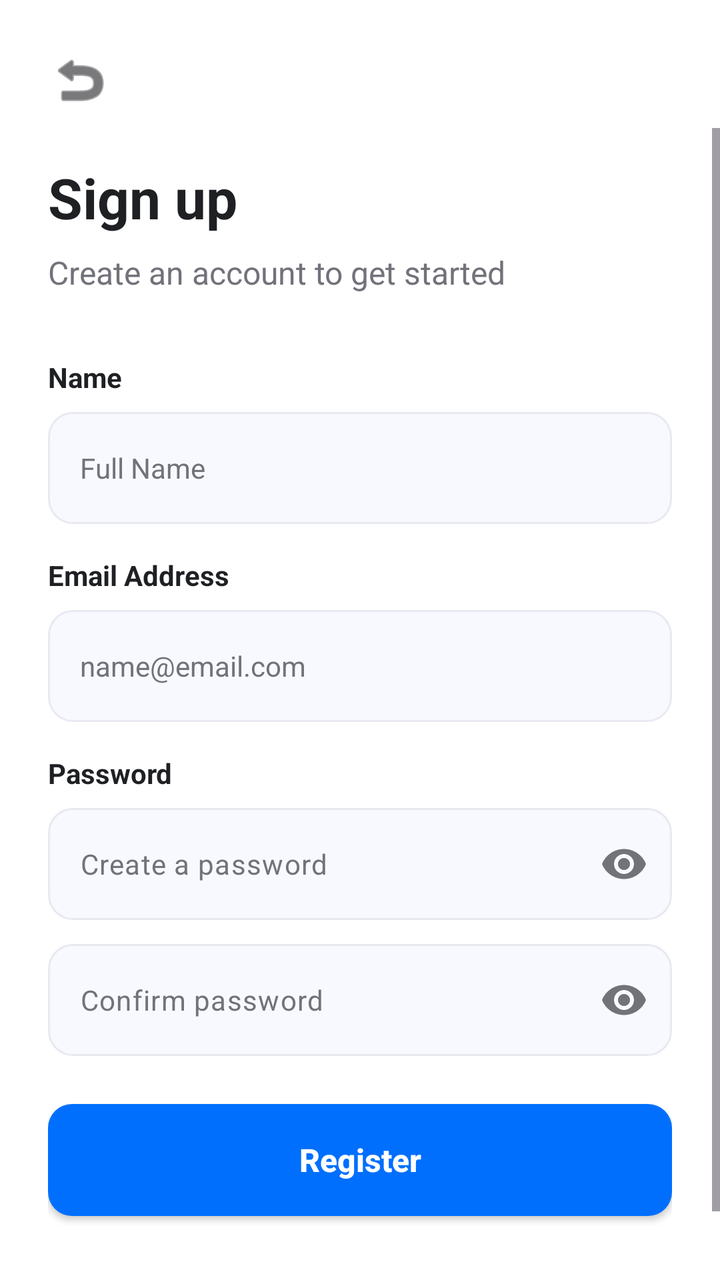
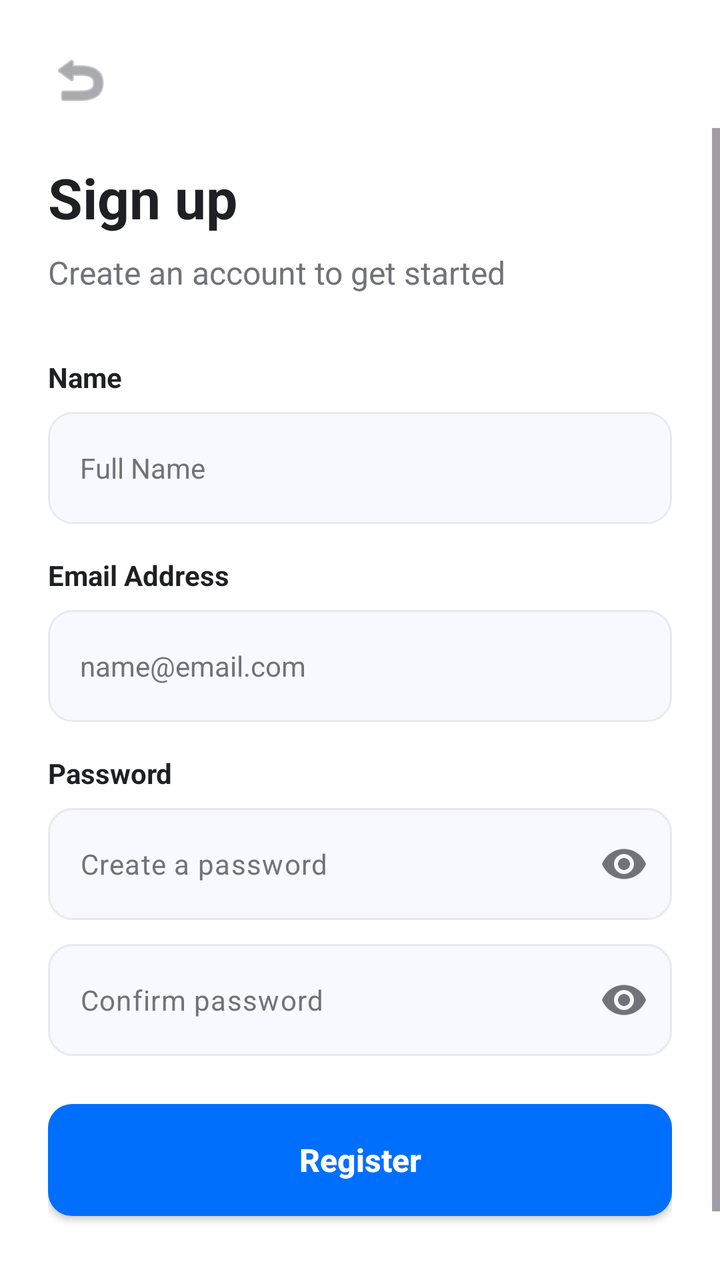

Compare the two renders of this Android layout. The source of the first and the diff that turns it into the second are given below.
<!-- AndroidManifest.xml: application theme Theme.MyApplication -->
<!-- res/layout/fragment_register.xml -->
<?xml version="1.0" encoding="utf-8"?>
<androidx.constraintlayout.widget.ConstraintLayout xmlns:android="http://schemas.android.com/apk/res/android"
    xmlns:app="http://schemas.android.com/apk/res-auto"
    android:layout_width="match_parent"
    android:layout_height="match_parent"
    xmlns:tools="http://schemas.android.com/tools"
    android:background="@color/background_page"
    android:clickable="true"
    tools:context=".RegisterFragment"
    android:focusable="true">

    <ImageButton
        android:id="@+id/btnBack"
        android:layout_width="48dp"
        android:layout_height="48dp"
        android:layout_marginStart="16dp"
        android:layout_marginTop="16dp"
        android:background="?attr/selectableItemBackgroundBorderless"
        android:contentDescription="Back"
        android:src="@android:drawable/ic_menu_revert"
        app:layout_constraintStart_toStartOf="parent"
        app:layout_constraintTop_toTopOf="parent"
        app:tint="@color/neutral_dark_1" />

    <ScrollView
        android:layout_width="match_parent"
        android:layout_height="0dp"
        android:fillViewport="true"
        android:paddingBottom="24dp"
        app:layout_constraintBottom_toBottomOf="parent"
        app:layout_constraintTop_toBottomOf="@+id/btnBack">

        <androidx.constraintlayout.widget.ConstraintLayout
            android:layout_width="match_parent"
            android:layout_height="wrap_content"
            android:paddingHorizontal="24dp">

            
            <TextView
                android:id="@+id/tvTitle"
                android:layout_width="wrap_content"
                android:layout_height="wrap_content"
                android:layout_marginTop="16dp"
                android:text="Sign up"
                android:textColor="@color/text_primary"
                android:textSize="28sp"
                android:textStyle="bold"
                app:layout_constraintStart_toStartOf="parent"
                app:layout_constraintTop_toTopOf="parent" />

            <TextView
                android:id="@+id/tvSubtitle"
                android:layout_width="wrap_content"
                android:layout_height="wrap_content"
                android:layout_marginTop="8dp"
                android:text="Create an account to get started"
                android:textColor="@color/text_secondary"
                android:textSize="16sp"
                app:layout_constraintStart_toStartOf="parent"
                app:layout_constraintTop_toBottomOf="@+id/tvTitle" />

            
            <TextView
                android:id="@+id/tvLabelName"
                android:layout_width="wrap_content"
                android:layout_height="wrap_content"
                android:layout_marginTop="32dp"
                android:text="Name"
                android:textColor="@color/text_primary"
                android:textSize="14sp"
                android:textStyle="bold"
                app:layout_constraintStart_toStartOf="parent"
                app:layout_constraintTop_toBottomOf="@+id/tvSubtitle" />

            <EditText
                android:id="@+id/etFullName"
                android:layout_width="0dp"
                android:layout_height="56dp"
                android:layout_marginTop="8dp"
                android:background="@drawable/bg_input_field"
                android:hint="Full Name"
                android:inputType="textPersonName"
                android:paddingHorizontal="16dp"
                android:textColor="@color/text_primary"
                android:textColorHint="@color/text_secondary"
                android:textSize="14sp"
                app:layout_constraintEnd_toEndOf="parent"
                app:layout_constraintStart_toStartOf="parent"
                app:layout_constraintTop_toBottomOf="@+id/tvLabelName" />

            
            <TextView
                android:id="@+id/tvLabelEmail"
                android:layout_width="wrap_content"
                android:layout_height="wrap_content"
                android:layout_marginTop="16dp"
                android:text="Email Address"
                android:textColor="@color/text_primary"
                android:textSize="14sp"
                android:textStyle="bold"
                app:layout_constraintStart_toStartOf="parent"
                app:layout_constraintTop_toBottomOf="@+id/etFullName" />

            <EditText
                android:id="@+id/etEmail"
                android:layout_width="0dp"
                android:layout_height="56dp"
                android:layout_marginTop="8dp"
                android:background="@drawable/bg_input_field"
                android:hint="name@email.com"
                android:inputType="textEmailAddress"
                android:paddingHorizontal="16dp"
                android:textColor="@color/text_primary"
                android:textColorHint="@color/text_secondary"
                android:textSize="14sp"
                app:layout_constraintEnd_toEndOf="parent"
                app:layout_constraintStart_toStartOf="parent"
                app:layout_constraintTop_toBottomOf="@+id/tvLabelEmail" />

            
            <TextView
                android:id="@+id/tvLabelPassword"
                android:layout_width="wrap_content"
                android:layout_height="wrap_content"
                android:layout_marginTop="16dp"
                android:text="Password"
                android:textColor="@color/text_primary"
                android:textSize="14sp"
                android:textStyle="bold"
                app:layout_constraintStart_toStartOf="parent"
                app:layout_constraintTop_toBottomOf="@+id/etEmail" />

            <com.google.android.material.textfield.TextInputLayout
                android:id="@+id/tilPassword"
                android:layout_width="0dp"
                android:layout_height="wrap_content"
                android:layout_marginTop="8dp"
                app:layout_constraintEnd_toEndOf="parent"
                app:layout_constraintStart_toStartOf="parent"
                app:layout_constraintTop_toBottomOf="@+id/tvLabelPassword"

                app:hintEnabled="false"
                app:endIconMode="password_toggle"
                app:endIconTint="@color/text_secondary">

                <com.google.android.material.textfield.TextInputEditText
                    android:id="@+id/etPassword"
                    android:layout_width="match_parent"
                    android:layout_height="56dp"
                    android:background="@drawable/bg_input_field"
                    android:hint="Create a password"
                    android:inputType="textPassword"
                    android:paddingStart="16dp"
                    android:paddingEnd="16dp"
                    android:textColor="@color/text_primary"
                    android:textColorHint="@color/text_secondary"
                    android:textSize="14sp" />

            </com.google.android.material.textfield.TextInputLayout>

            <com.google.android.material.textfield.TextInputLayout
                android:id="@+id/tilConfirmPassword"
                android:layout_width="0dp"
                android:layout_height="wrap_content"
                android:layout_marginTop="12dp"
                app:layout_constraintEnd_toEndOf="parent"
                app:layout_constraintStart_toStartOf="parent"
                app:layout_constraintTop_toBottomOf="@+id/tilPassword"

                app:hintEnabled="false"
                app:endIconMode="password_toggle"
                app:endIconTint="@color/text_secondary">

                <com.google.android.material.textfield.TextInputEditText
                    android:id="@+id/etConfirmPassword"
                    android:layout_width="match_parent"
                    android:layout_height="56dp"
                    android:background="@drawable/bg_input_field"
                    android:hint="Confirm password"
                    android:inputType="textPassword"
                    android:paddingHorizontal="16dp"
                    android:textColor="@color/text_primary"
                    android:textColorHint="@color/text_secondary"
                    android:textSize="14sp" />

            </com.google.android.material.textfield.TextInputLayout>

            <androidx.appcompat.widget.AppCompatButton
                android:id="@+id/btnRegister"
                android:layout_width="0dp"
                android:layout_height="56dp"
                android:layout_marginTop="24dp"
                android:background="@drawable/bg_button_primary"
                android:text="Register"
                android:textAllCaps="false"
                android:textColor="@color/neutral_white"
                android:textSize="16sp"
                android:textStyle="bold"
                app:layout_constraintEnd_toEndOf="parent"
                app:layout_constraintStart_toStartOf="parent"
                app:layout_constraintTop_toBottomOf="@id/tilConfirmPassword" />

            
            <LinearLayout
                android:layout_width="wrap_content"
                android:layout_height="wrap_content"
                android:layout_marginTop="24dp"
                android:orientation="horizontal"
                app:layout_constraintEnd_toEndOf="parent"
                app:layout_constraintStart_toStartOf="parent"
                app:layout_constraintTop_toBottomOf="@+id/btnRegister">

                <TextView
                    android:layout_width="wrap_content"
                    android:layout_height="wrap_content"
                    android:text="Already have an account? "
                    android:textColor="@color/text_secondary"
                    android:textSize="14sp" />

                <TextView
                    android:id="@+id/tvLoginLink"
                    android:layout_width="wrap_content"
                    android:layout_height="wrap_content"
                    android:text="Login"
                    android:textColor="@color/highlight_primary"
                    android:textStyle="bold"
                    android:textSize="14sp" />
            </LinearLayout>

        </androidx.constraintlayout.widget.ConstraintLayout>
    </ScrollView>

    
    <ProgressBar
        android:id="@+id/progressBar"
        android:layout_width="wrap_content"
        android:layout_height="wrap_content"
        android:visibility="gone"
        app:layout_constraintBottom_toBottomOf="parent"
        app:layout_constraintEnd_toEndOf="parent"
        app:layout_constraintStart_toStartOf="parent"
        app:layout_constraintTop_toTopOf="parent" />

</androidx.constraintlayout.widget.ConstraintLayout>
<!-- resources referenced by this layout -->
<resources>
  <color name="background_page">@color/neutral_white</color>
  <color name="highlight_primary">#006FFD</color>
  <color name="neutral_dark_1">#1F2024</color>
  <color name="neutral_white">#FFFFFF</color>
  <color name="text_primary">@color/neutral_dark_1</color>
  <color name="text_secondary">@color/neutral_dark_4</color>
  <!-- drawable bg_button_primary (drawable) -->
  <?xml version="1.0" encoding="utf-8"?>
  <shape xmlns:android="http://schemas.android.com/apk/res/android">
      <solid android:color="@color/highlight_primary" /> 
      <corners android:radius="12dp" />
  </shape>
  <!-- drawable bg_input_field (drawable) -->
  <?xml version="1.0" encoding="utf-8"?>
  <shape xmlns:android="http://schemas.android.com/apk/res/android">
      <solid android:color="@color/background_surface" />
      <corners android:radius="12dp" />
      <stroke
          android:width="1dp"
          android:color="@color/border_default" /> 
  </shape>
  <style name="Theme.MyApplication" parent="Base.Theme.MyApplication" />
  <color name="neutral_dark_4">#71727A</color>
  <color name="background_surface">@color/neutral_light_4</color>
  <color name="border_default">@color/neutral_light_3</color>
  <style name="Base.Theme.MyApplication" parent="Theme.Material3.DayNight.NoActionBar">
          
          
      </style>
  <color name="neutral_light_4">#F8F9FE</color>
  <color name="neutral_light_3">#E8E9F1</color>
</resources>

<!-- the commit's change to res/layout/fragment_register.xml (unified diff, before → after) -->
@@ -20,7 +20,7 @@
         android:src="@android:drawable/ic_menu_revert"
         app:layout_constraintStart_toStartOf="parent"
         app:layout_constraintTop_toTopOf="parent"
-        app:tint="@color/neutral_dark_1" />
+        app:tint="@color/text_secondary" />
 
     <ScrollView
         android:layout_width="match_parent"
<!-- resource entries referenced after the edit -->
@@ -2,7 +2,6 @@
 <resources>
   <color name="background_page">@color/neutral_white</color>
   <color name="highlight_primary">#006FFD</color>
-  <color name="neutral_dark_1">#1F2024</color>
   <color name="neutral_white">#FFFFFF</color>
   <color name="text_primary">@color/neutral_dark_1</color>
   <color name="text_secondary">@color/neutral_dark_4</color>
@@ -22,6 +21,7 @@
           android:color="@color/border_default" /> 
   </shape>
   <style name="Theme.MyApplication" parent="Base.Theme.MyApplication" />
+  <color name="neutral_dark_1">#1F2024</color>
   <color name="neutral_dark_4">#71727A</color>
   <color name="background_surface">@color/neutral_light_4</color>
   <color name="border_default">@color/neutral_light_3</color>
